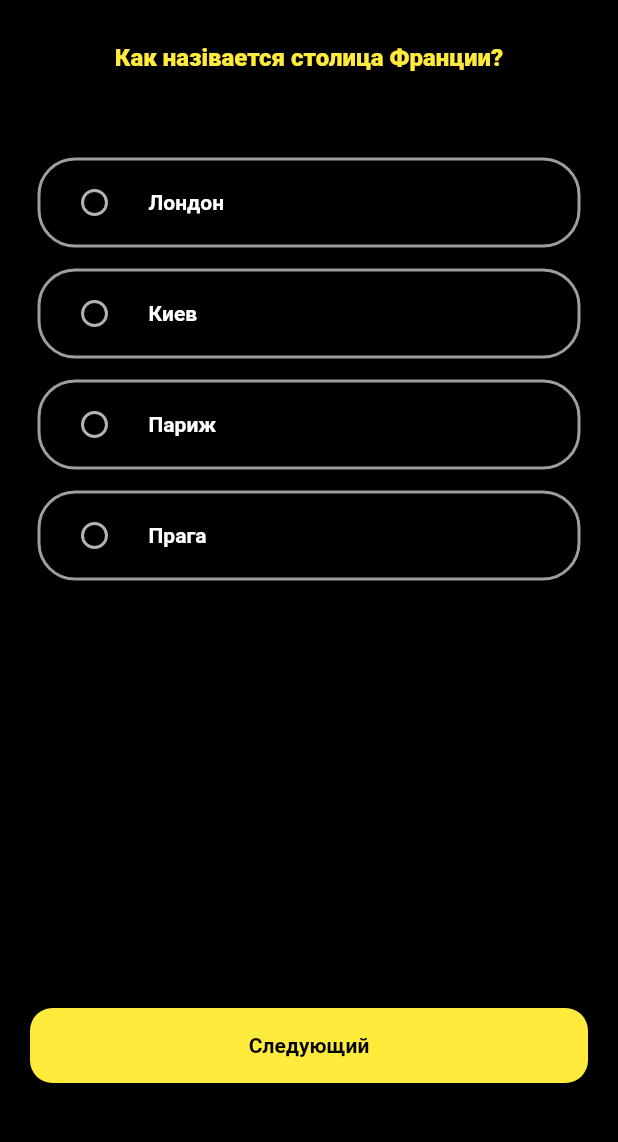
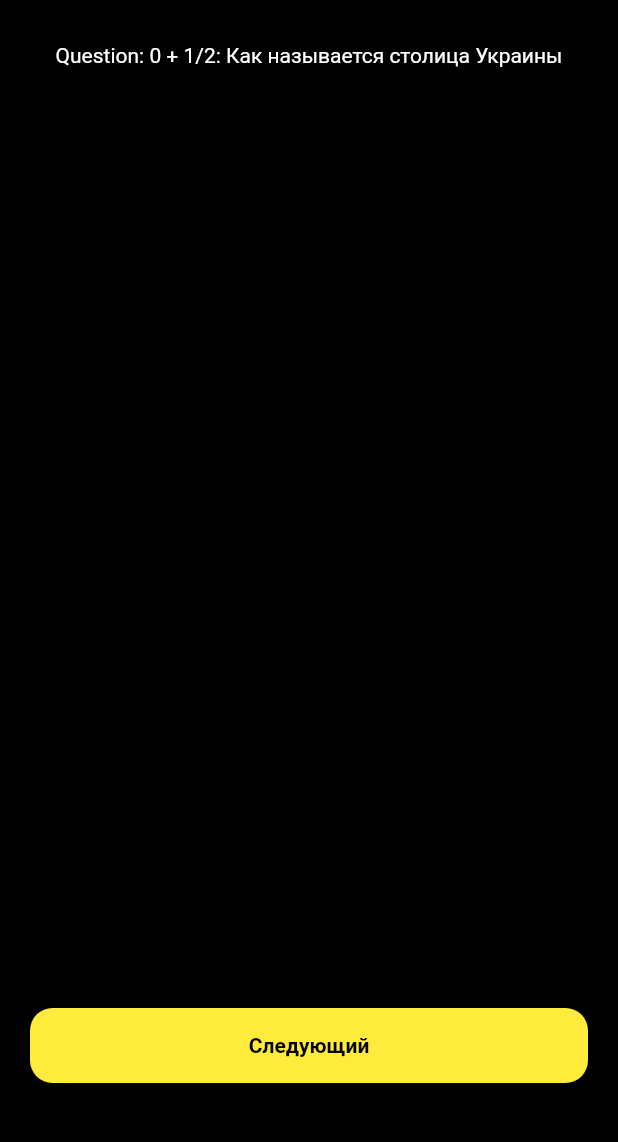
Before and after one commit to michaelDORY/travelover-mobile, a Flutter app: the quizQuestionScreen screen opened by its route, on a phone screen of 412 x 824 dp, the part 63-1205 px from its top. Run offline on Flutter 3.47's test engine with Material 2 defaults, Android fonts, the phone set to English and light mode, and no system bars; drawn by our look-alikes of loader_overlay; our stand-ins replace cloud_firestore, eva_icons_flutter, firebase_auth, firebase_core, firebase_storage, flutter_spinkit and 5 more; missing offline and left inert: dart:ffi, google_language_fonts, multiple_stream_builder; accounts and stored records are empty.

Commit message:
questions and nextButton

```diff
--- a/lib/screens/quizQuestion_screen.dart
+++ b/lib/screens/quizQuestion_screen.dart
@@ -1,10 +1,39 @@
 import 'package:flutter/material.dart';
 import 'package:travelover_mobile/models/nav_buttons_data.dart';
+import 'package:travelover_mobile/widgets/questions_widget.dart';
 import 'package:travelover_mobile/widgets/quizQuestion.dart';
 import 'package:unicons/unicons.dart';
+import 'package:travelover_mobile/widgets/next_Questions.dart';
 
-class quizQuestionScreen extends StatelessWidget {
+class quizQuestionScreen extends StatefulWidget {
   const quizQuestionScreen({Key? key}) : super(key: key);
+
+  @override
+  State<quizQuestionScreen> createState() => _quizQuestionScreenState();
+}
+
+class _quizQuestionScreenState extends State<quizQuestionScreen> {
+  List<QuizQuestion> questions = [
+    QuizQuestion(
+        textQuestion: "Как называется столица Украины",
+        Answer1: "Харьков",
+        Answer2: "Киев",
+        Answer3: "Лондон",
+        Answer4: "Париж"),
+    QuizQuestion(
+        textQuestion: "Как называется столица Британии",
+        Answer1: "Харьков",
+        Answer2: "Киев",
+        Answer3: "Лондон",
+        Answer4: "Париж")
+  ];
+
+  int index = 0;
+  void nextQuestion() {
+    setState(() {
+      index++;
+    });
+  }
 
   @override
   Widget build(BuildContext context) {
@@ -19,28 +48,27 @@ class quizQuestionScreen extends StatelessWidget {
             horizontal: 10.0,
             vertical: 15.0,
           ),
-          child: Column(children: const [
-            QuizQuestion(
-              textQuestion: 'Как назівается столица Франции?',
-              Answer1: 'Лондон',
-              Answer2: 'Киев',
-              Answer3: 'Париж',
-              Answer4: 'Прага',
-            ),
+          child: Column(children: [
+            questionWidget(
+                question: questions[index].textQuestion,
+                totalQuestions: questions.length,
+                indexAction: index)
+            // QuizQuestion()
+            //   textQuestion: 'Как назівается столица Франции?',
+            //   Answer1: 'Лондон',
+            //   Answer2: 'Киев',
+            //   Answer3: 'Париж',
+            //   Answer4: 'Прага',
+            // ),
           ])),
       bottomNavigationBar: Padding(
         padding: const EdgeInsets.symmetric(
           horizontal: 20.0,
           vertical: 60.0,
         ),
-        child: ElevatedButton(
-            style: ElevatedButton.styleFrom(
-              minimumSize: const Size.fromHeight(50),
-            ),
-            onPressed: () {
-              Navigator.pushNamed(context, '/quizEnd');
-            },
-            child: const Text("Следующий")),
+        child: NextQuestion(
+          nextQuestion: nextQuestion,
+        ),
       ),
     );
   }
--- /dev/null
+++ b/lib/widgets/next_Questions.dart
@@ -0,0 +1,27 @@
+import 'package:flutter/material.dart';
+import 'package:travelover_mobile/models/nav_buttons_data.dart';
+import 'package:travelover_mobile/widgets/quizQuestion.dart';
+import 'package:unicons/unicons.dart';
+
+class NextQuestion extends StatelessWidget {
+  const NextQuestion({
+    Key? key,
+    required this.nextQuestion,
+  }) : super(key: key);
+
+  final VoidCallback nextQuestion;
+  @override
+  Widget build(BuildContext context) {
+    return GestureDetector(
+      onTap: nextQuestion,
+      child: ElevatedButton(
+          style: ElevatedButton.styleFrom(
+            minimumSize: const Size.fromHeight(50),
+          ),
+          onPressed: () {
+            // Navigator.pushNamed(context, '/quizEnd');
+          },
+          child: const Text("Следующий")),
+    );
+  }
+}
--- /dev/null
+++ b/lib/widgets/questions_widget.dart
@@ -0,0 +1,19 @@
+import 'package:flutter/material.dart';
+
+class questionWidget extends StatelessWidget {
+  const questionWidget(
+      {Key? key,
+      required this.question,
+      required this.totalQuestions,
+      required this.indexAction})
+      : super(key: key);
+
+  final String question;
+  final int totalQuestions;
+  final int indexAction;
+  @override
+  Widget build(BuildContext context) {
+    return Container(
+        child: Text("Question: $indexAction + 1/$totalQuestions: $question"));
+  }
+}
```
